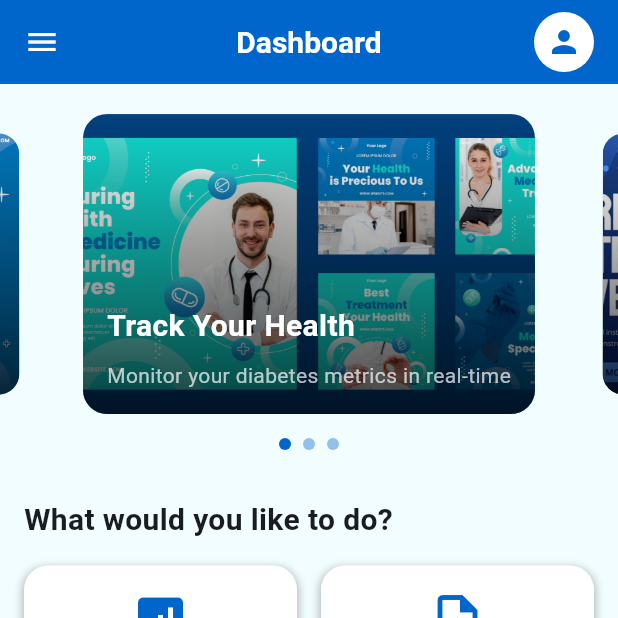
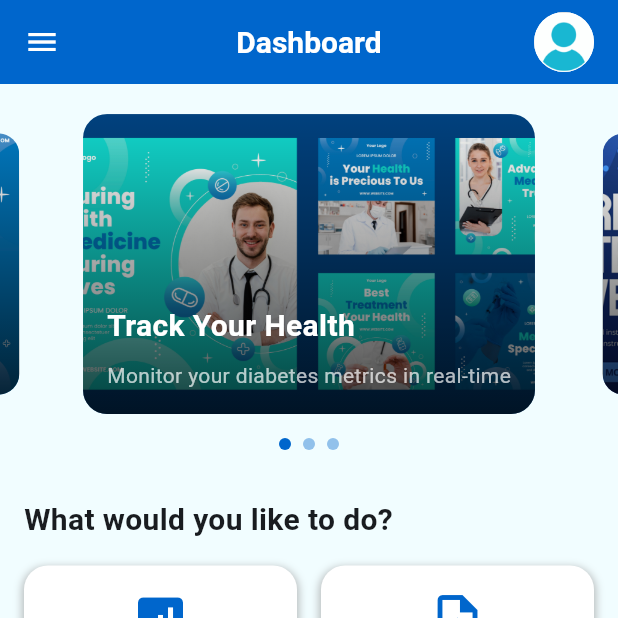
Before and after one commit to Zabith-Fulail/SugarMate, a Flutter app: the HomeMainView screen opened by its route, on a phone screen of 412 x 824 dp, the top half of it. Run offline on Flutter 3.47's test engine with Material 3 defaults, Android fonts, the phone set to English and light mode, and no system bars; drawn by our look-alikes of carousel_slider; our stand-ins replace bloc, cloud_firestore, connectivity_plus, dartz, device_info_plus, dio and 14 more; missing offline and left inert: tflite_flutter; accounts and stored records are empty.

Commit message:
profile image updated in home_main_view.dart

```diff
--- a/lib/features/presentation/views/home_view/home_main_view.dart
+++ b/lib/features/presentation/views/home_view/home_main_view.dart
@@ -1,4 +1,9 @@
+import 'dart:convert';
+import 'dart:typed_data';
+
 import 'package:carousel_slider/carousel_slider.dart';
+import 'package:cloud_firestore/cloud_firestore.dart';
+import 'package:firebase_auth/firebase_auth.dart';
 import 'package:flutter/material.dart';
 import 'package:sugar_mate/features/presentation/views/home_view/widget/hamburger_menu.dart';
 import 'package:sugar_mate/features/presentation/views/home_view/widget/option_card.dart';
@@ -16,6 +21,8 @@ class HomeMainView extends StatefulWidget {
 
 class _HomeMainViewState extends State<HomeMainView> {
   int _currentCarouselIndex = 0;
+  Uint8List? _imageBytes;
+  String? _profileImageUrl;
   final CarouselSliderController _carouselController =
       CarouselSliderController();
 
@@ -36,7 +43,27 @@ class _HomeMainViewState extends State<HomeMainView> {
       'description': 'Quickly upload and manage your medical receipts',
     },
   ];
+  Future<void> _loadUserProfile() async {
+    final user = FirebaseAuth.instance.currentUser;
+    print(user?.uid);
+    print('user?.uid');
+    if (user == null) return;
 
+    final doc = await FirebaseFirestore.instance.collection('users').doc(user.uid).get();
+    final data = doc.data();
+    if (data != null) {
+      final fullName = data['full_name']?.split(' ') ?? ['', ''];
+
+      _profileImageUrl = data['profile_image'];
+
+      _imageBytes = base64Decode(_profileImageUrl??"");
+    }
+  }
+  @override
+  void initState() {
+    super.initState();
+    _loadUserProfile();
+  }
   @override
   Widget build(BuildContext context) {
     return Scaffold(
@@ -56,14 +83,13 @@ class _HomeMainViewState extends State<HomeMainView> {
           CircleAvatar(
             radius: 20,
             backgroundColor: AppColors.appWhiteColor,
+            backgroundImage: _imageBytes != null
+          ? MemoryImage(_imageBytes!)
+            : const AssetImage('assets/images/default_profile.png'),
             child: InkWell(
               onTap: () {
                 Navigator.pushNamed(context, Routes.kProfileView);
               },
-              child: Icon(
-                Icons.person,
-                color: AppColors.primaryColor,
-              ),
             ),
           ),
           const SizedBox(width: 16),
```
Also changed, not shown: lib/features/presentation/views/profile_view/profile_view.dart (+6 -3 lines).
